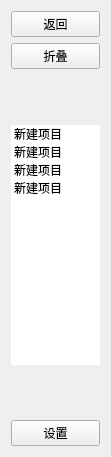
The window that app/ui/components/sidebar/sidebar_ui.ui (LC044/EasyBox) describes before a commit, drawn with Qt 5.
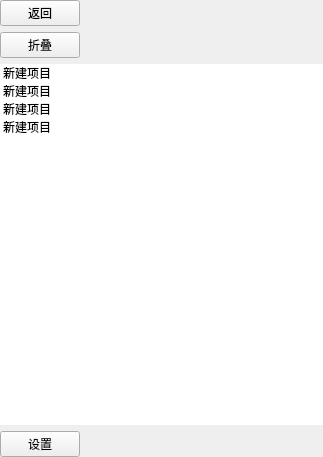
The same window after the commit.

Diff of the .ui file:
```diff
--- a/app/ui/components/sidebar/sidebar_ui.ui
+++ b/app/ui/components/sidebar/sidebar_ui.ui
@@ -6,7 +6,7 @@
    <rect>
     <x>0</x>
     <y>0</y>
-    <width>111</width>
+    <width>323</width>
     <height>457</height>
    </rect>
   </property>
@@ -17,6 +17,20 @@
    <string notr="true"/>
   </property>
   <layout class="QVBoxLayout" name="verticalLayout">
+   <property name="leftMargin">
+    <number>0</number>
+   </property>
+   <property name="topMargin">
+    <number>0</number>
+   </property>
+   <property name="rightMargin">
+    <number>0</number>
+   </property>
+   <property name="bottomMargin">
+    <number>0</number>
+   </property>
+   <item>
+    <layout class="QHBoxLayout" name="horizontalLayout">
    <item>
     <widget class="QPushButton" name="btn_back">
      <property name="text">
@@ -25,6 +39,23 @@
     </widget>
    </item>
    <item>
+      <spacer name="horizontalSpacer_3">
+       <property name="orientation">
+        <enum>Qt::Horizontal</enum>
+       </property>
+       <property name="sizeHint" stdset="0">
+        <size>
+         <width>40</width>
+         <height>20</height>
+        </size>
+       </property>
+      </spacer>
+     </item>
+    </layout>
+   </item>
+   <item>
+    <layout class="QHBoxLayout" name="horizontalLayout_2">
+     <item>
     <widget class="QPushButton" name="btn_toggle">
      <property name="text">
       <string>折叠</string>
@@ -32,17 +63,19 @@
     </widget>
    </item>
    <item>
-    <spacer name="verticalSpacer_2">
+      <spacer name="horizontalSpacer_2">
      <property name="orientation">
-      <enum>Qt::Vertical</enum>
+        <enum>Qt::Horizontal</enum>
      </property>
      <property name="sizeHint" stdset="0">
       <size>
-       <width>20</width>
-       <height>52</height>
+         <width>40</width>
+         <height>20</height>
       </size>
      </property>
     </spacer>
+     </item>
+    </layout>
    </item>
    <item>
     <widget class="QListWidget" name="listWidget">
@@ -102,24 +135,28 @@
     </widget>
    </item>
    <item>
-    <spacer name="verticalSpacer">
-     <property name="orientation">
-      <enum>Qt::Vertical</enum>
-     </property>
-     <property name="sizeHint" stdset="0">
-      <size>
-       <width>20</width>
-       <height>51</height>
-      </size>
-     </property>
-    </spacer>
-   </item>
+    <layout class="QHBoxLayout" name="horizontalLayout_3">
    <item>
     <widget class="QPushButton" name="btn_setting">
      <property name="text">
       <string>设置</string>
      </property>
     </widget>
+     </item>
+     <item>
+      <spacer name="horizontalSpacer">
+       <property name="orientation">
+        <enum>Qt::Horizontal</enum>
+       </property>
+       <property name="sizeHint" stdset="0">
+        <size>
+         <width>40</width>
+         <height>20</height>
+        </size>
+       </property>
+      </spacer>
+     </item>
+    </layout>
    </item>
   </layout>
  </widget>
```
Left out of the diff: 6 changed lines with no effect on the pictures. Lines whose indentation alone changed are shown as unchanged.
